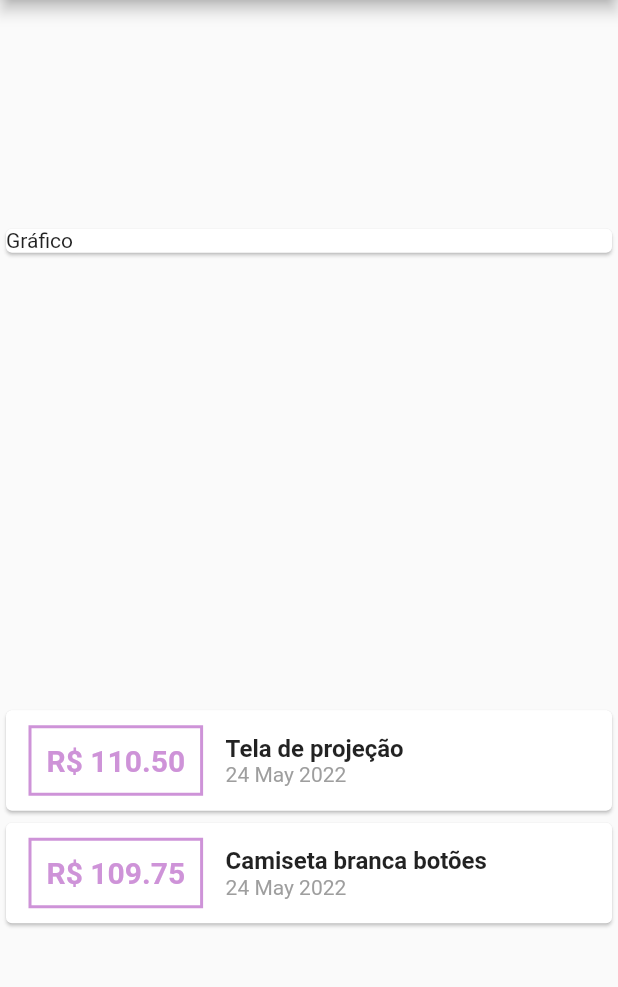
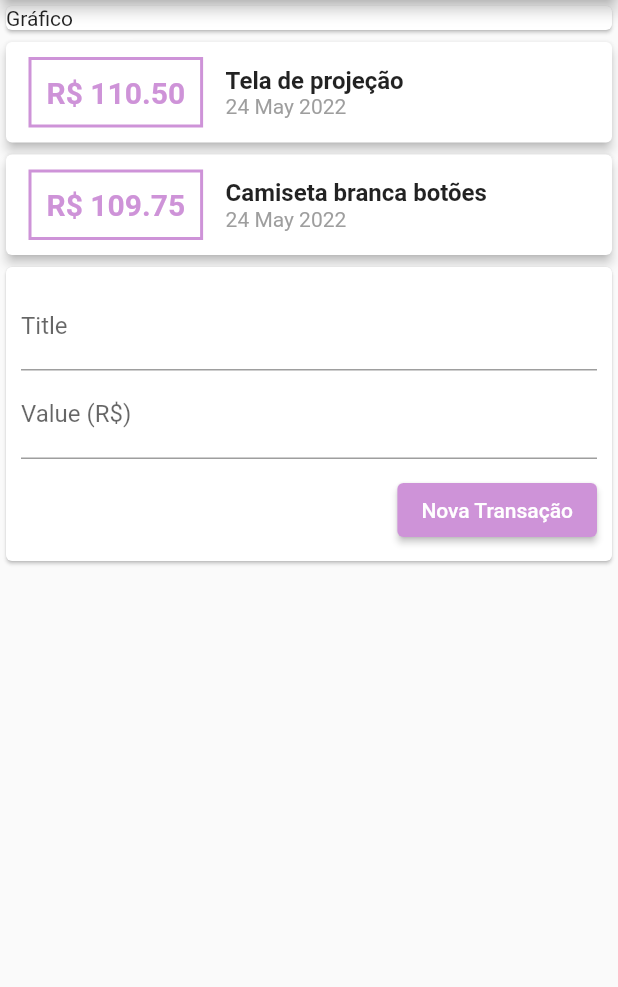
Before and after one commit to AllanCicceri/ExpensesApp, a Flutter app: the screen it shows after launch, on a phone screen of 412 x 824 dp, the part 84-1071 px from its top. Run offline on Flutter 3.47's test engine with Material 2 defaults, Android fonts, the phone set to English and light mode, and no system bars.

Commit message:
Add: textfield and 'new transaction' button

```diff
--- a/lib/main.dart
+++ b/lib/main.dart
@@ -37,16 +37,14 @@ class HomePage extends StatelessWidget {
         appBar: AppBar(
           title: Text('ExpensesApp'),
         ),
-        body: Column(
-            mainAxisAlignment: MainAxisAlignment.spaceAround,
-            crossAxisAlignment: CrossAxisAlignment.stretch,
-            children: [
+        body: Column(crossAxisAlignment: CrossAxisAlignment.stretch, children: [
           Card(
             child: Text('Gráfico'),
           ),
           Column(
             children: [
               ..._transactions.map((e) => Card(
+                    elevation: 3,
                     child: Row(
                       children: [
                         Container(
@@ -88,6 +86,36 @@ class HomePage extends StatelessWidget {
                   ))
             ],
           ),
+          Card(
+            child: Padding(
+              padding: const EdgeInsets.all(10),
+              child: Column(
+                children: [
+                  TextField(
+                    decoration: InputDecoration(labelText: 'Title'),
+                  ),
+                  TextField(
+                    decoration: InputDecoration(labelText: 'Value (R\$)'),
+                  ),
+                  Padding(
+                    padding: const EdgeInsets.fromLTRB(0, 10, 0, 0),
+                    child: Row(
+                      mainAxisAlignment: MainAxisAlignment.end,
+                      children: [
+                        ElevatedButton(
+                          style: ButtonStyle(
+                              backgroundColor: MaterialStateProperty.all(
+                                  Colors.purple.shade200)),
+                          onPressed: () {},
+                          child: Text('Nova Transação'),
+                        ),
+                      ],
+                    ),
+                  )
+                ],
+              ),
+            ),
+          ),
         ]));
   }
 }
```
Lines whose indentation alone changed are shown as unchanged.
